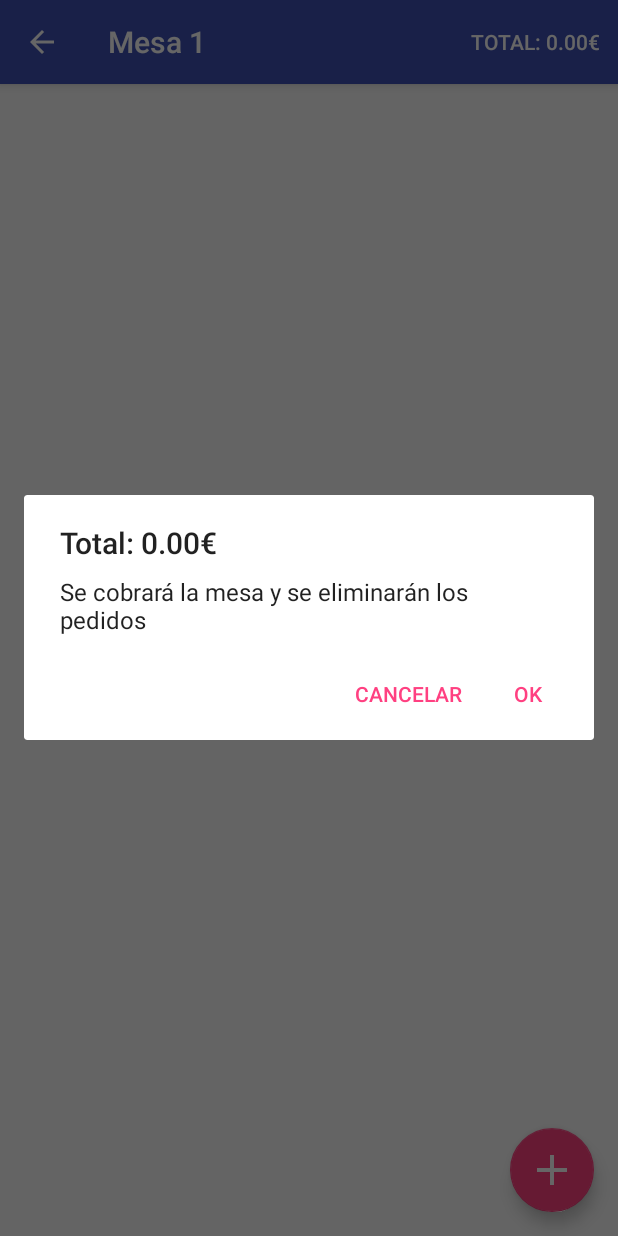
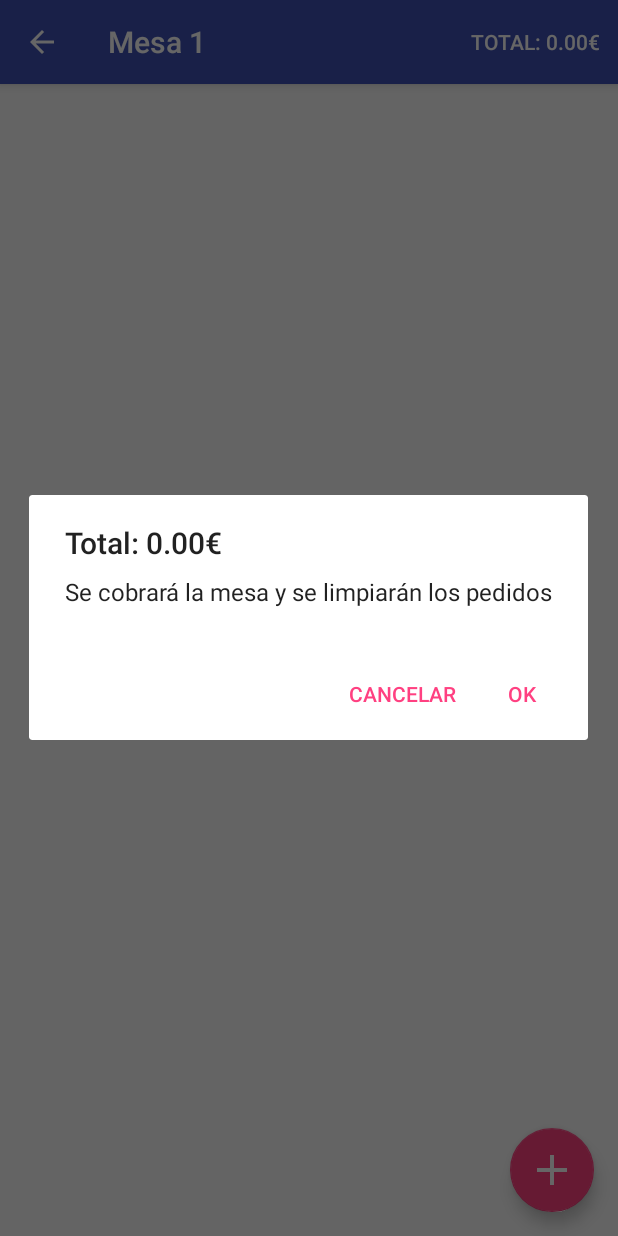
Before and after one commit to rodrigolc5388/MESSas, an Android app: the TableActivity screen opened directly, with no data from a screen before it, after a tap on an icon or button, on a phone screen of 412 x 824 dp. Run offline under Robolectric (Android 15) with nearby library versions, the phone set to English and light mode, and no system bars; 1 statement that could not run was skipped.

Commit message:
App functionality almost 100% done

```diff
--- a/app/src/main/java/com/example/rodrigo/messas/activity/PlatesActivity.kt
+++ b/app/src/main/java/com/example/rodrigo/messas/activity/PlatesActivity.kt
@@ -35,8 +35,7 @@ class PlatesActivity : AppCompatActivity() {
         super.onCreate(savedInstanceState)
         setContentView(R.layout.activity_plates)
 
-        // TITLE AL CENTRO; NOMBRE A UN RECURSO
-        supportActionBar?.title = "Platos"
+        supportActionBar?.title = getString(R.string.plates_activity_title)
         supportActionBar?.setDisplayHomeAsUpEnabled(true)
 
         if (Plates.plates.isEmpty()) {
@@ -49,7 +48,6 @@ class PlatesActivity : AppCompatActivity() {
 
     override fun onOptionsItemSelected(item: MenuItem?): Boolean {
         if (item?.itemId == android.R.id.home) {
-            // Sabemos que se ha pulsado la flecha de 'back'
             finish()
             return true
         }
--- a/app/src/main/java/com/example/rodrigo/messas/activity/TableActivity.kt
+++ b/app/src/main/java/com/example/rodrigo/messas/activity/TableActivity.kt
@@ -33,18 +33,16 @@ class TableActivity : AppCompatActivity() {
 
 
     lateinit var platesList: ListView
-    lateinit var table: Table
     lateinit var tablePlates: MutableList<Plate>
     lateinit var totalBill: MutableList<Float>
+    lateinit var billButton: MenuItem
 
     override fun onCreate(savedInstanceState: Bundle?) {
         super.onCreate(savedInstanceState)
         setContentView(R.layout.activity_table)
 
-
-        // PENDIENTE: LIST<PLATE> debería o no ser (?) en el modelo?
         val position = intent.getSerializableExtra(EXTRA_POSITION) as Int
-        table = Tables.get(position)
+        var table = Tables.get(position)
         tablePlates = table.plates
         totalBill = table.totalBill
 
@@ -70,8 +68,7 @@ class TableActivity : AppCompatActivity() {
         super.onActivityResult(requestCode, resultCode, data)
         if(resultCode == Activity.RESULT_OK) {
             val resultPlate = data?.getSerializableExtra("EXTRA_PLATE_RESULT") as Plate
-            tablePlates.add(resultPlate)
-            totalBill.add(resultPlate.price)
+            updateData(resultPlate)
             platesList.adapter = ArrayAdapter<Plate>(this, android.R.layout.simple_list_item_1, tablePlates.toTypedArray())
         }
     }
@@ -83,9 +80,9 @@ class TableActivity : AppCompatActivity() {
 
 
     override fun onPrepareOptionsMenu(menu: Menu?): Boolean {
-        val billButton = menu?.findItem(R.id.bill_button)
+        billButton = menu!!.findItem(R.id.bill_button)
         val title = getString(R.string.bill_button_text, totalBill.sum())
-        billButton?.setTitle(title)
+        billButton.setTitle(title)
         return true
     }
 
@@ -94,7 +91,7 @@ class TableActivity : AppCompatActivity() {
         R.id.bill_button -> {
             AlertDialog.Builder(this)
                     .setTitle(getString(R.string.bill_button_text, totalBill.sum()))
-                    .setMessage("Se cobrará la mesa y se eliminarán los pedidos")
+                    .setMessage(getString(R.string.alert_dialog_message))
                     .setPositiveButton("Ok", {dialog, _ ->
                         dialog.dismiss()
                         tablePlates.clear()
@@ -111,4 +108,10 @@ class TableActivity : AppCompatActivity() {
         }
         else -> super.onOptionsItemSelected(item)
         }
+
+    fun updateData(plate: Plate) {
+        tablePlates.add(plate)
+        totalBill.add(plate.price)
+        billButton.setTitle(getString(R.string.bill_button_text, totalBill.sum()))
+    }
 }
--- a/app/src/main/java/com/example/rodrigo/messas/activity/TablesActivity.kt
+++ b/app/src/main/java/com/example/rodrigo/messas/activity/TablesActivity.kt
@@ -15,8 +15,6 @@ import com.example.rodrigo.messas.model.Tables
 
 class TablesActivity : AppCompatActivity() {
 
-    //private var onTableSelectedListener: OnTableSelectedListener? = null
-
     override fun onCreate(savedInstanceState: Bundle?) {
         super.onCreate(savedInstanceState)
         setContentView(R.layout.activity_tables)
--- a/app/src/main/res/values/strings.xml
+++ b/app/src/main/res/values/strings.xml
@@ -5,4 +5,6 @@
     <string name="plate_requests_tag">Observaciones:</string>
     <string name="add_button_text">Agregar: %.2f€</string>
     <string name="bill_button_text">Total: %.2f€</string>
+    <string name="alert_dialog_message">Se cobrará la mesa y se limpiarán los pedidos</string>
+    <string name="plates_activity_title">Platos</string>
 </resources>
```
Also changed, not shown: app/src/main/java/com/example/rodrigo/messas/model/Plates.kt (+2 -5 lines).
